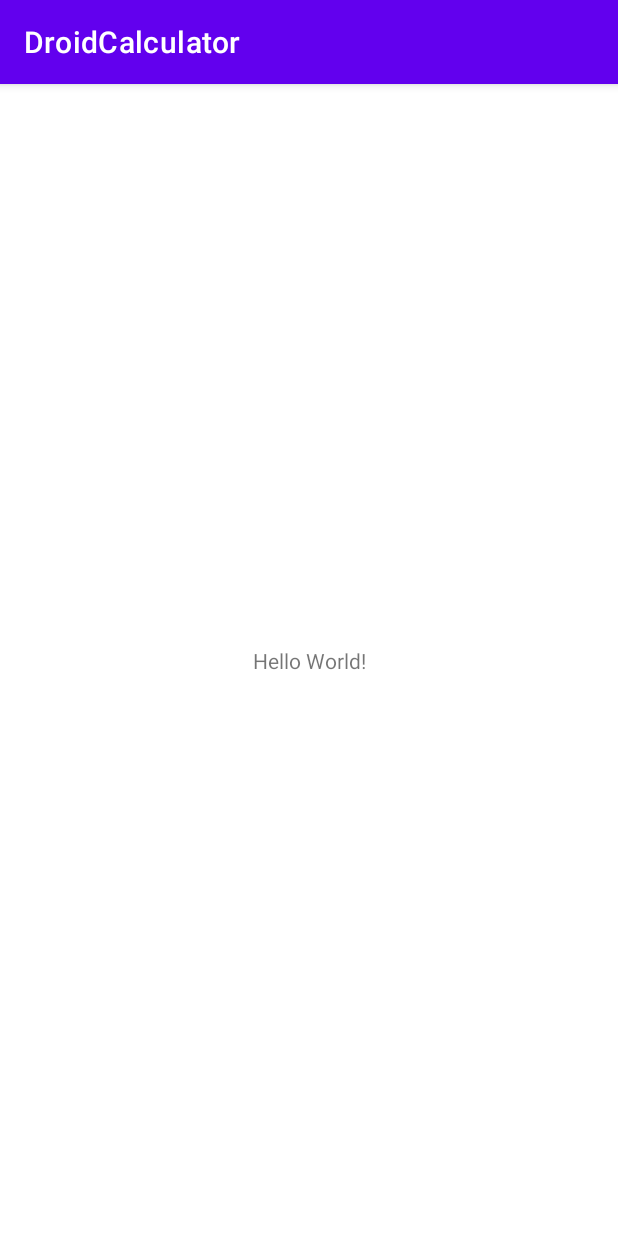
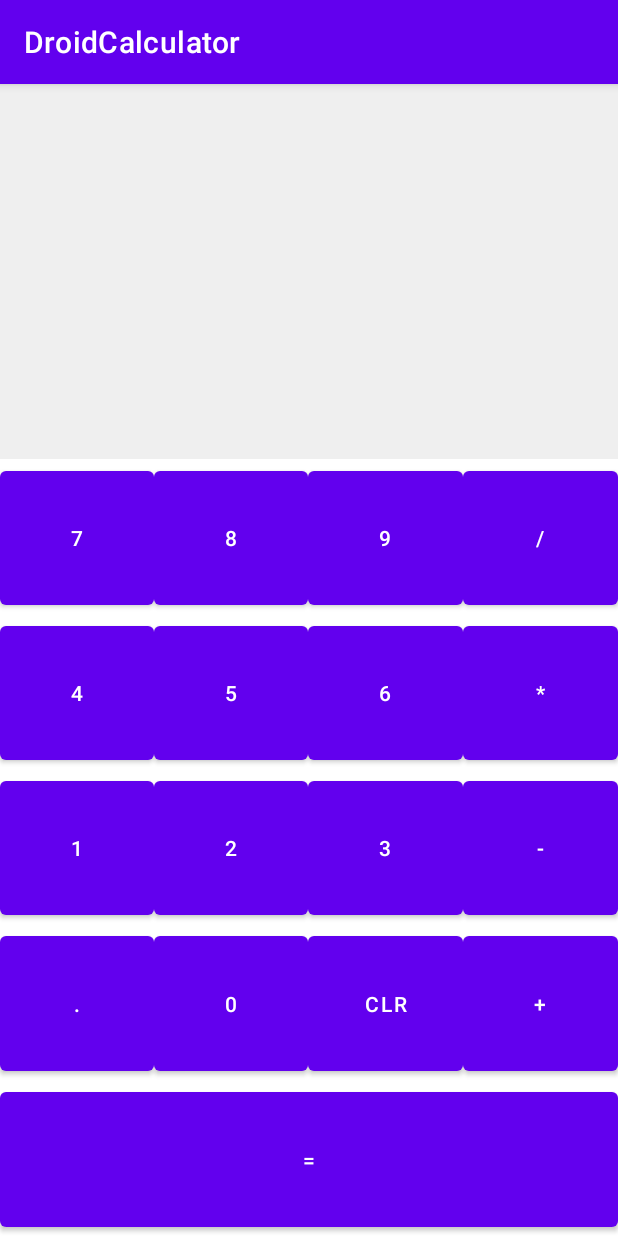
Before and after one commit to bunda3d/DroidCalculator, an Android app: the screen it shows after launch (MainActivity), on a phone screen of 412 x 824 dp. Run offline under Robolectric (Android 15) with nearby library versions, the phone set to English and light mode, and no system bars.

Commit message:
ui buttons added

```diff
--- a/app/build.gradle
+++ b/app/build.gradle
@@ -1,6 +1,7 @@
 plugins {
     id 'com.android.application'
     id 'kotlin-android'
+    id 'kotlin-android-extensions'
 }
 
 android {
--- a/app/src/main/java/com/krisbunda/droidcalc/MainActivity.kt
+++ b/app/src/main/java/com/krisbunda/droidcalc/MainActivity.kt
@@ -1,6 +1,8 @@
 package com.krisbunda.droidcalc
 
 import android.os.Bundle
+import android.view.View
+import android.widget.Toast
 import androidx.appcompat.app.AppCompatActivity
 
 class MainActivity : AppCompatActivity() {
@@ -8,4 +10,8 @@ class MainActivity : AppCompatActivity() {
         super.onCreate(savedInstanceState)
         setContentView(R.layout.activity_main)
     }
+
+    fun onDigit(view: View) {
+        Toast.makeText(this, "Button Works", Toast.LENGTH_SHORT).show()
+    }
 }
--- a/app/src/main/res/layout/activity_main.xml
+++ b/app/src/main/res/layout/activity_main.xml
@@ -1,18 +1,191 @@
 <?xml version="1.0" encoding="utf-8"?>
-<androidx.constraintlayout.widget.ConstraintLayout xmlns:android="http://schemas.android.com/apk/res/android"
-    xmlns:app="http://schemas.android.com/apk/res-auto"
+<LinearLayout xmlns:android="http://schemas.android.com/apk/res/android"
     xmlns:tools="http://schemas.android.com/tools"
     android:layout_width="match_parent"
     android:layout_height="match_parent"
-    tools:context=".MainActivity">
+    tools:context=".MainActivity"
+    android:orientation="vertical">
 
     <TextView
-        android:layout_width="wrap_content"
+        android:id="@+id/tvInput"
+        android:layout_width="match_parent"
+        android:layout_height="250dp"
+        android:background="#efefef"
+        android:textSize="48sp"
+        android:maxLength="12" />
+    <!-- Row1 -->
+    <LinearLayout
+        android:layout_width="match_parent"
         android:layout_height="wrap_content"
-        android:text="Hello World!"
-        app:layout_constraintBottom_toBottomOf="parent"
-        app:layout_constraintLeft_toLeftOf="parent"
-        app:layout_constraintRight_toRightOf="parent"
-        app:layout_constraintTop_toTopOf="parent" />
+        android:layout_marginTop="2dp"
+        android:layout_weight="1"
+        android:orientation="horizontal">
 
-</androidx.constraintlayout.widget.ConstraintLayout>
+        <Button
+            android:id="@+id/btnSeven"
+            android:layout_width="0dp"
+            android:layout_height="match_parent"
+            android:layout_weight="1"
+            android:text="7"
+            android:onClick="onDigit" />
+
+        <Button
+            android:id="@+id/btnEight"
+            android:layout_width="0dp"
+            android:layout_height="match_parent"
+            android:layout_weight="1"
+            android:text="8"
+            android:onClick="onDigit" />
+
+        <Button
+            android:id="@+id/btnNine"
+            android:layout_width="0dp"
+            android:layout_height="match_parent"
+            android:layout_weight="1"
+            android:text="9"
+            android:onClick="onDigit" />
+
+        <Button
+            android:id="@+id/btnDivide"
+            android:layout_width="0dp"
+            android:layout_height="match_parent"
+            android:layout_weight="1"
+            android:text="/"
+            android:onClick="onDigit" />
+    </LinearLayout>
+    <!-- Row2 -->
+    <LinearLayout
+        android:layout_width="match_parent"
+        android:layout_height="wrap_content"
+        android:layout_marginTop="2dp"
+        android:layout_weight="1"
+        android:orientation="horizontal">
+
+        <Button
+            android:id="@+id/btnFour"
+            android:layout_width="0dp"
+            android:layout_height="match_parent"
+            android:layout_weight="1"
+            android:text="4"
+            android:onClick="onDigit" />
+
+        <Button
+            android:id="@+id/btnFive"
+            android:layout_width="0dp"
+            android:layout_height="match_parent"
+            android:layout_weight="1"
+            android:text="5"
+            android:onClick="onDigit" />
+
+        <Button
+            android:id="@+id/btnSix"
+            android:layout_width="0dp"
+            android:layout_height="match_parent"
+            android:layout_weight="1"
+            android:text="6"
+            android:onClick="onDigit" />
+
+        <Button
+            android:id="@+id/btnMultiply"
+            android:layout_width="0dp"
+            android:layout_height="match_parent"
+            android:layout_weight="1"
+            android:text="*"
+            android:onClick="onDigit" />
+    </LinearLayout>
+    <!-- Row3 -->
+    <LinearLayout
+        android:layout_width="match_parent"
+        android:layout_height="wrap_content"
+        android:layout_marginTop="2dp"
+        android:layout_weight="1"
+        android:orientation="horizontal">
+
+        <Button
+            android:id="@+id/btnOne"
+            android:layout_width="0dp"
+            android:layout_height="match_parent"
+            android:layout_weight="1"
+            android:text="1"
+            android:onClick="onDigit" />
+
+        <Button
+            android:id="@+id/btnTwo"
+            android:layout_width="0dp"
+            android:layout_height="match_parent"
+            android:layout_weight="1"
+            android:text="2"
+            android:onClick="onDigit" />
+
+        <Button
+            android:id="@+id/btnThree"
+            android:layout_width="0dp"
+            android:layout_height="match_parent"
+            android:layout_weight="1"
+            android:text="3"
+            android:onClick="onDigit" />
+
+        <Button
+            android:id="@+id/btnSubtract"
+            android:layout_width="0dp"
+            android:layout_height="match_parent"
+            android:layout_weight="1"
+            android:text="-"
+            android:onClick="onDigit" />
+    </LinearLayout>
+    <!-- Row4 -->
+    <LinearLayout
+        android:layout_width="match_parent"
+        android:layout_height="wrap_content"
+        android:layout_marginTop="2dp"
+        android:layout_weight="1"
+        android:orientation="horizontal">
+
+        <Button
+            android:id="@+id/btnDecimal"
+            android:layout_width="0dp"
+            android:layout_height="match_parent"
+            android:layout_weight="1"
+            android:text="."
+            android:onClick="onDigit" />
+
+        <Button
+            android:id="@+id/btnZero"
+            android:layout_width="0dp"
+            android:layout_height="match_parent"
+            android:layout_weight="1"
+            android:text="0"
+            android:onClick="onDigit" />
+
+        <Button
+            android:id="@+id/btnClear"
+            android:layout_width="0dp"
+            android:layout_height="match_parent"
+            android:layout_weight="1"
+            android:text="CLR"
+            android:onClick="onDigit" />
+
+        <Button
+            android:id="@+id/btnAdd"
+            android:layout_width="0dp"
+            android:layout_height="match_parent"
+            android:layout_weight="1"
+            android:text="+"
+            android:onClick="onDigit" />
+    </LinearLayout>
+    <!-- Row5 -->
+    <LinearLayout
+        android:layout_width="match_parent"
+        android:layout_height="wrap_content"
+        android:layout_marginTop="2dp"
+        android:layout_weight="1"
+        android:orientation="horizontal">
+
+        <Button
+            android:id="@+id/btnEqual"
+            android:layout_width="match_parent"
+            android:layout_height="match_parent"
+            android:text="="
+            android:onClick="onDigit" />
+    </LinearLayout>
+</LinearLayout>
```
